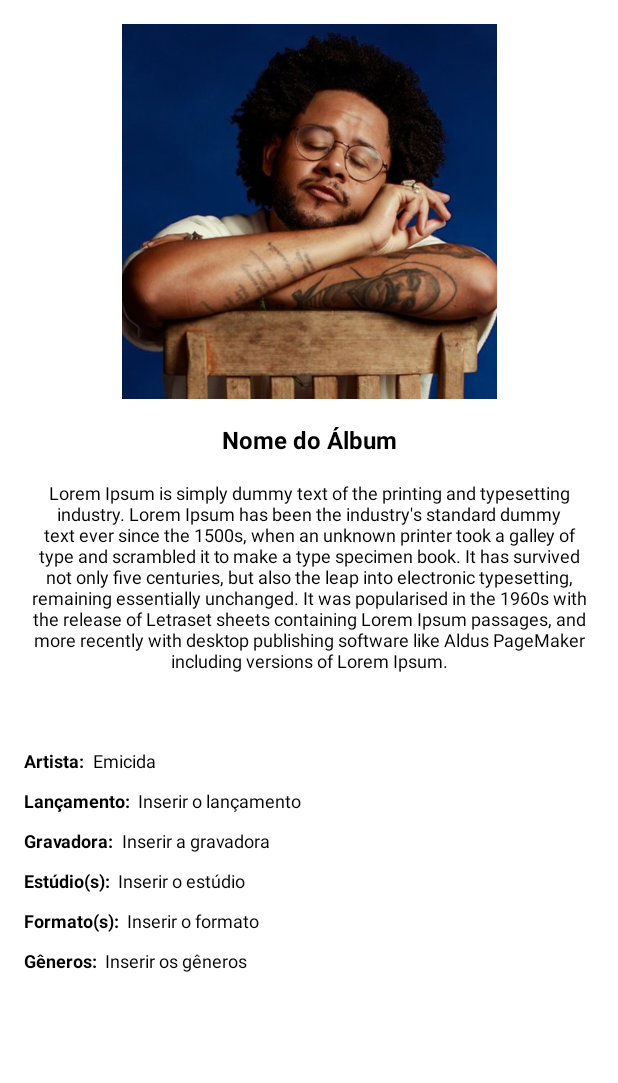
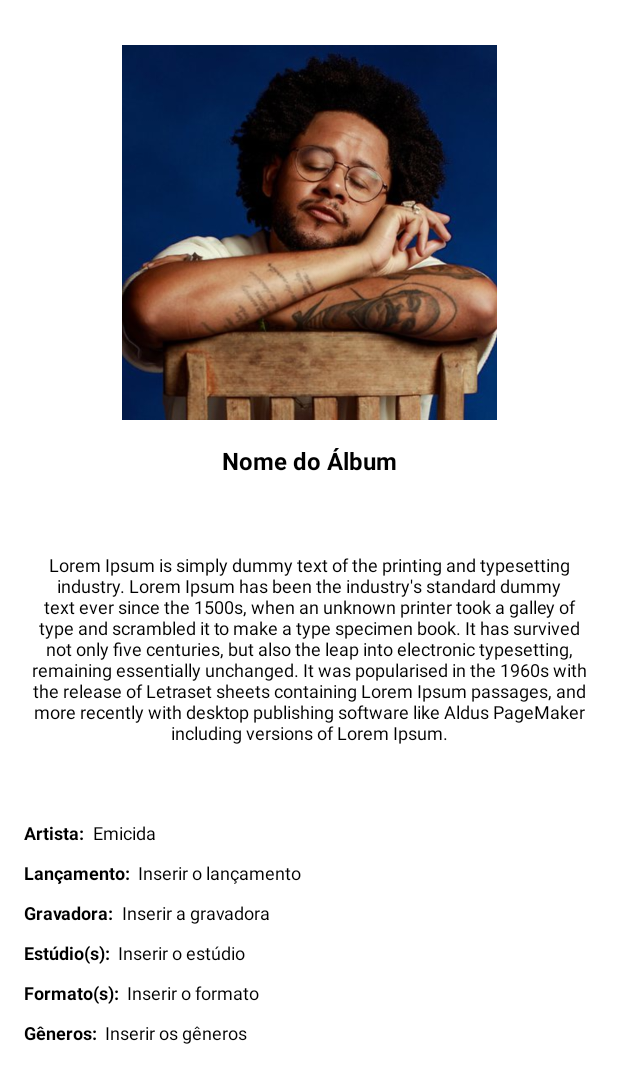
Before and after one commit to jennysival/AppMinhaMusicaFavorita, an Android app: the layout activity_detalhes_album.xml on its own in the app's theme, with its tools: preview values and no code run, on a phone screen of 412 x 824 dp. Shown: the top 1083 px of the screen. Run offline under Robolectric (Android 15) with nearby library versions, the phone set to English and light mode, and no system bars.

Commit message:
Ajustar margens

```diff
--- a/app/src/main/res/layout/activity_detalhes_album.xml
+++ b/app/src/main/res/layout/activity_detalhes_album.xml
@@ -17,7 +17,9 @@
         android:src="@drawable/foto_retrato_emicida"
         android:contentDescription="@string/descricao_retrato_emicida"
         android:scaleType="centerCrop"
-        android:layout_margin="@dimen/margem_16"
+        android:layout_marginHorizontal="@dimen/margem_16"
+        android:layout_marginTop="@dimen/margem_30"
+        android:layout_marginBottom="@dimen/margem_16"
         app:layout_constraintTop_toTopOf="parent"
         app:layout_constraintStart_toStartOf="parent"
         app:layout_constraintEnd_toEndOf="parent"/>
@@ -43,7 +45,9 @@
         android:textColor="@color/black"
         android:textSize="@dimen/tamanho_fonte_12"
         android:textAlignment="center"
-        android:layout_margin="@dimen/margem_16"
+        android:layout_marginHorizontal="@dimen/margem_16"
+        android:layout_marginTop="@dimen/margem_50"
+        android:layout_marginBottom="@dimen/margem_16"
         app:layout_constraintTop_toBottomOf="@id/tv_tituloAlbum"
         app:layout_constraintStart_toStartOf="parent"
         app:layout_constraintEnd_toEndOf="parent"/>
--- a/app/src/main/res/values/dimens.xml
+++ b/app/src/main/res/values/dimens.xml
@@ -14,4 +14,5 @@
     <dimen name="largura_250">250dp</dimen>
     <dimen name="margem_10">10dp</dimen>
     <dimen name="margem_5">5dp</dimen>
+    <dimen name="margem_30">30dp</dimen>
 </resources>
```
